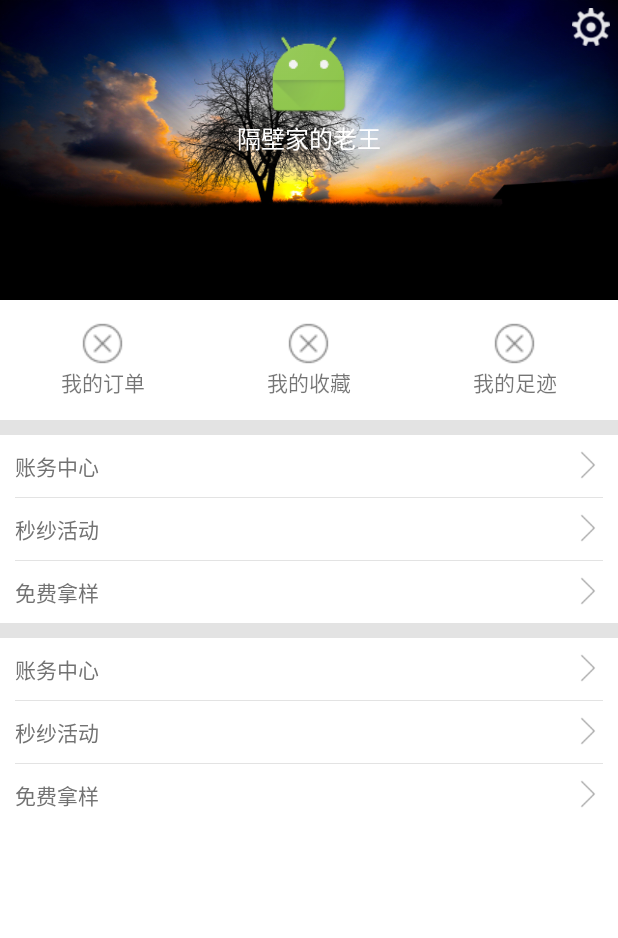
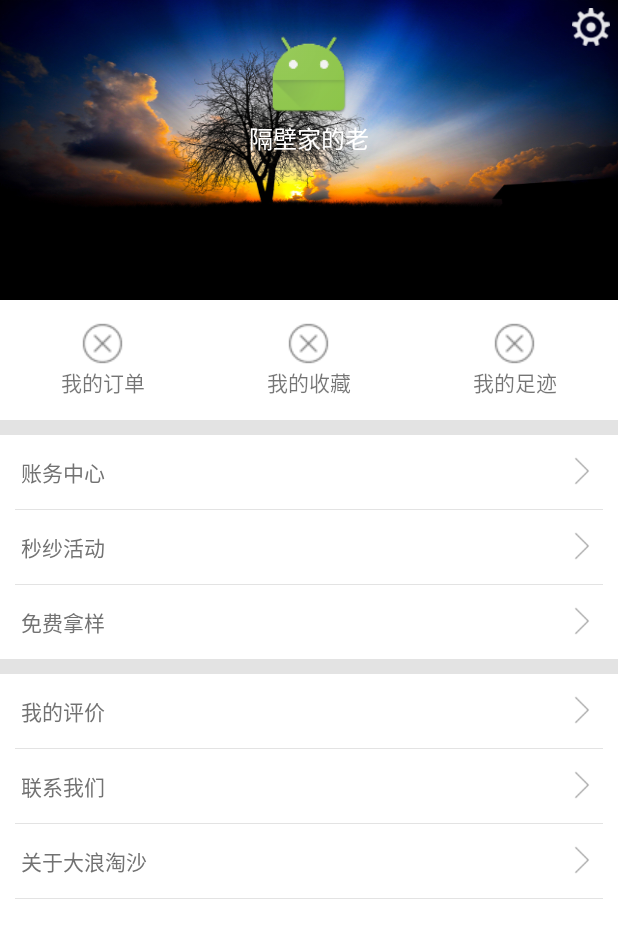
Before and after one commit to XiaoLan12/TaoSha, an Android app: the layout fragment_me.xml on its own in the app's theme, with its tools: preview values and no code run, on a phone screen of 412 x 824 dp. Shown: the top 938 px of the screen. Run offline under Robolectric (Android 15) with nearby library versions, the light colour scheme and no system bars.

Commit message:
更新个人中心的代码

```diff
--- a/app/build.gradle
+++ b/app/build.gradle
@@ -33,5 +33,5 @@ dependencies {
     compile 'com.flyco.tablayout:FlycoTabLayout_Lib:2.0.8@aar'
     //菜单栏
     compile project(':library')
-    compile project(':statusbarlibrary')
+    compile project(':StatusBarlibrary')
 }
--- a/app/src/main/res/layout/fragment_me.xml
+++ b/app/src/main/res/layout/fragment_me.xml
@@ -6,6 +6,16 @@
     android:layout_height="match_parent"
     android:background="@color/white"
     >
+    <ScrollView
+        android:layout_width="match_parent"
+        android:layout_height="wrap_content"
+        >
+    <LinearLayout
+        android:layout_width="match_parent"
+        android:layout_height="wrap_content"
+        android:orientation="vertical">
+
+
     <FrameLayout
         android:layout_width="match_parent"
         android:layout_height="200dp"
@@ -35,7 +45,7 @@
                 android:layout_centerHorizontal="true"
                 android:textColor="@color/white"
                 android:textSize="@dimen/font_normal2"
-                android:text="隔壁家的老王"/>
+                android:text="隔壁家的老"/>
         </RelativeLayout>
     </FrameLayout>
     <LinearLayout
@@ -72,7 +82,7 @@
         <RelativeLayout
             android:layout_width="match_parent"
             android:layout_height="wrap_content"
-            android:padding="@dimen/dp_10">
+            android:padding="@dimen/dp_14">
 
             <TextView
                 style="@style/TS.Theme.Widget.Text"
@@ -93,7 +103,7 @@
         <RelativeLayout
             android:layout_width="match_parent"
             android:layout_height="wrap_content"
-            android:padding="@dimen/dp_10">
+            android:padding="@dimen/dp_14">
 
             <TextView
                 style="@style/TS.Theme.Widget.Text"
@@ -115,7 +125,7 @@
         <RelativeLayout
             android:layout_width="match_parent"
             android:layout_height="wrap_content"
-            android:padding="@dimen/dp_10">
+            android:padding="@dimen/dp_14">
 
             <TextView
                 style="@style/TS.Theme.Widget.Text"
@@ -136,11 +146,11 @@
     <RelativeLayout
         android:layout_width="match_parent"
         android:layout_height="wrap_content"
-        android:padding="@dimen/dp_10">
+        android:padding="@dimen/dp_14">
 
         <TextView
             style="@style/TS.Theme.Widget.Text"
-            android:text="账务中心"
+            android:text="我的评价"
             android:layout_centerVertical="true"
             />
         <ImageView
@@ -157,11 +167,11 @@
     <RelativeLayout
         android:layout_width="match_parent"
         android:layout_height="wrap_content"
-        android:padding="@dimen/dp_10">
+        android:padding="@dimen/dp_14">
 
         <TextView
             style="@style/TS.Theme.Widget.Text"
-            android:text="秒纱活动"
+            android:text="联系我们"
             android:layout_centerVertical="true"
             />
         <ImageView
@@ -179,11 +189,11 @@
     <RelativeLayout
         android:layout_width="match_parent"
         android:layout_height="wrap_content"
-        android:padding="@dimen/dp_10">
+        android:padding="@dimen/dp_14">
 
         <TextView
             style="@style/TS.Theme.Widget.Text"
-            android:text="免费拿样"
+            android:text="关于大浪淘沙"
             android:layout_centerVertical="true"
             />
         <ImageView
@@ -193,5 +203,13 @@
             android:layout_alignParentRight="true"
             />
     </RelativeLayout>
-
+        <View
+            style="@style/TS.Theme.Widget.Divider.Line.Vertical"
+            android:layout_marginLeft="@dimen/dp_10"
+            android:layout_marginRight="@dimen/dp_10"/>
+      <View
+          android:layout_width="match_parent"
+          android:layout_height="40dp"/>
+    </LinearLayout>
+    </ScrollView>
 </LinearLayout>
--- a/app/src/main/res/values/styles.xml
+++ b/app/src/main/res/values/styles.xml
@@ -73,6 +73,7 @@
         <item name="android:windowBackground">@android:color/transparent</item>
         <item name="android:windowNoTitle">true</item>
     </style>
+    <!--加载框的Dialog-->
     <style name="CustomDialog" parent="@android:style/Theme.Dialog">
         <item name="android:windowFrame">@null</item>
         <item name="android:windowNoTitle">true</item><!-- 无标题 -->
```
Also changed, not shown: app/src/main/java/com/yizhisha/taosha/widget/BounceScrollView.java (added, +183 -0 lines).
